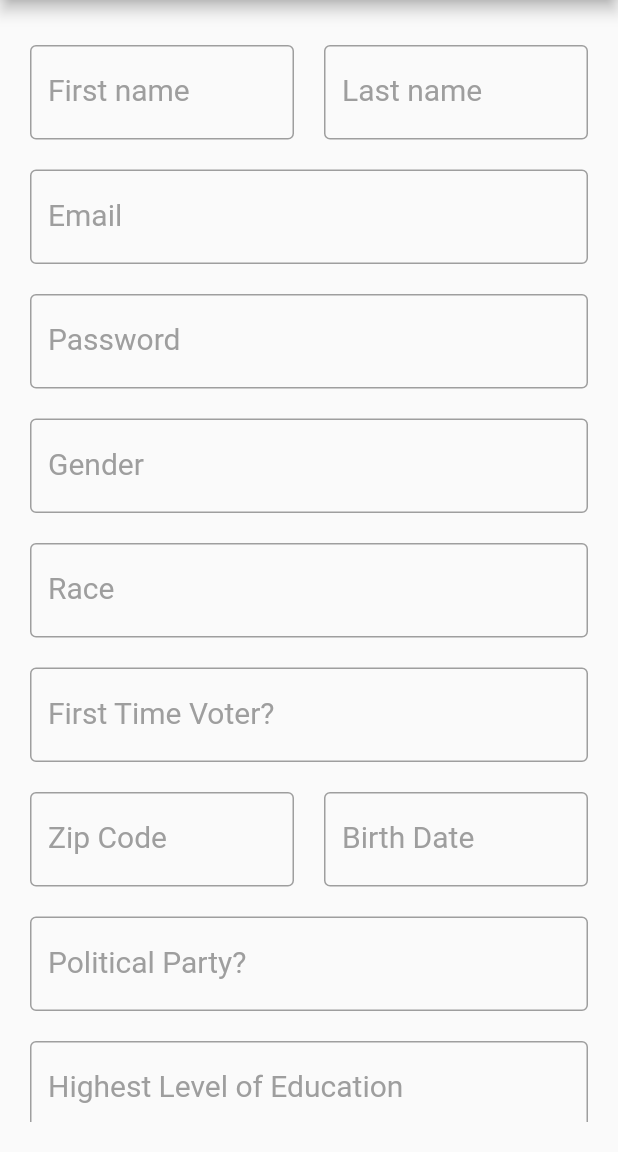
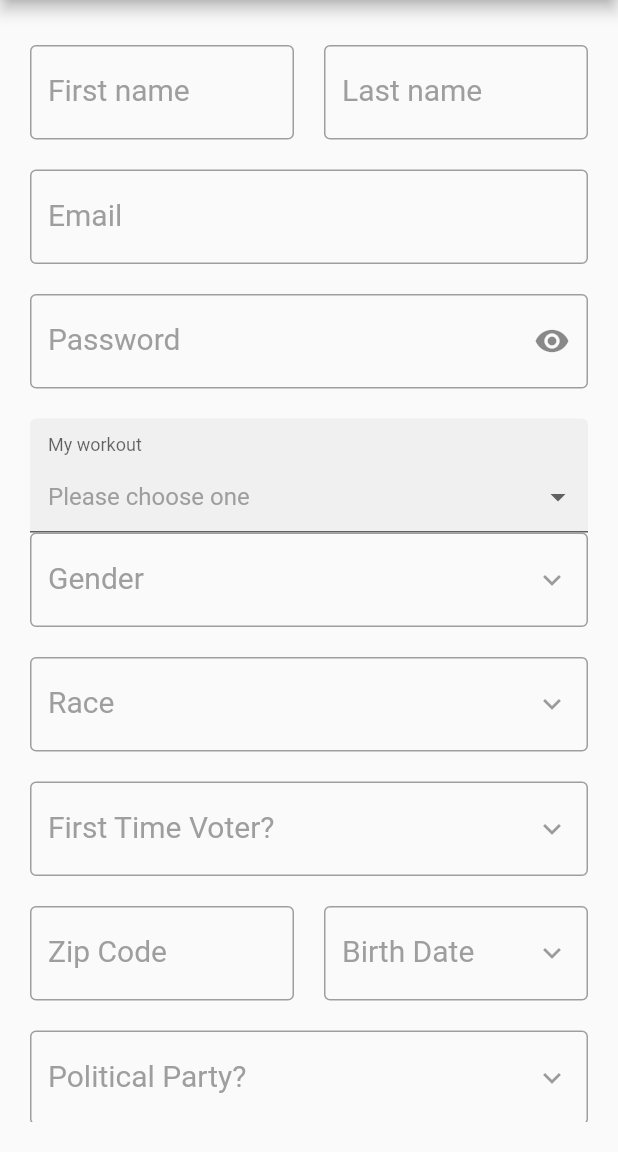
Before and after one commit to nirmal251992/register_demo, a Flutter app: the screen it shows after launch, on a phone screen of 412 x 824 dp, the part 84-1236 px from its top. Run offline on Flutter 3.47's test engine with Material 2 defaults, Android fonts, the phone set to English and light mode, and no system bars; drawn by our look-alikes of dropdown_formfield; Roboto replaces fonts that are missing (Montserrat).

Commit message:
register

```diff
--- a/lib/register.dart
+++ b/lib/register.dart
@@ -1,6 +1,9 @@
 
 import 'package:flutter/material.dart';
 import 'constants.dart';
+import 'package:flutter/cupertino.dart';
+import 'package:dropdown_formfield/dropdown_formfield.dart';
+
 class Register extends StatefulWidget {
   @override
   _RegisterState createState() => _RegisterState();
@@ -9,6 +12,17 @@ class _RegisterState extends State<Register> {
 
   TextEditingController fnamecontroller = TextEditingController();
   TextEditingController lnamecontroller = TextEditingController();
+  TextEditingController passwordcontroller = TextEditingController();
+  TextEditingController emailcontroller = TextEditingController();
+  bool _obscureText = true;
+  String dropdownValue = 'Male';
+  String _myActivity;
+  // Toggles the password show status
+  void _toggle() {
+    setState(() {
+      _obscureText = !_obscureText;
+    });
+  }
 
   @override
   Widget build(BuildContext context) {
@@ -46,32 +60,135 @@ class _RegisterState extends State<Register> {
             SizedBox(height: 20),
             TextFormField(
               style: CustomTextStyle.display5(context),
-              controller: lnamecontroller,
+              controller: emailcontroller,
               decoration: Decor.decorText.copyWith(labelText: "Email"),
             ),
             SizedBox(height: 20),
             TextFormField(
+
               style: CustomTextStyle.display5(context),
-              controller: lnamecontroller,
-              decoration: Decor.decorText.copyWith(labelText: "Password"),
+              controller: passwordcontroller,
+              decoration: Decor.decorText.
+              copyWith(labelText: "Password",
+                       suffixIcon: IconButton(
+                         icon: Icon( _obscureText ? Icons.visibility : Icons.visibility_off),
+                         onPressed: () {
+                _toggle();
+              },),),
+              obscureText: _obscureText,
+            ),
+            SizedBox(height: 20),
+        DropDownFormField(
+          titleText: 'My workout',
+          hintText: 'Please choose one',
+          value: _myActivity,
+          onSaved: (value) {
+            setState(() {
+              _myActivity = value;
+            });
+          },
+          onChanged: (value) {
+            setState(() {
+              _myActivity = value;
+            });
+          },
+          dataSource: [
+            {
+              "display": "Running",
+              "value": "Running",
+            },
+            {
+              "display": "Climbing",
+              "value": "Climbing",
+            },
+            {
+              "display": "Walking",
+              "value": "Walking",
+            },
+            {
+              "display": "Swimming",
+              "value": "Swimming",
+            },
+            {
+              "display": "Soccer Practice",
+              "value": "Soccer Practice",
+            },
+            {
+              "display": "Baseball Practice",
+              "value": "Baseball Practice",
+            },
+            {
+              "display": "Football Practice",
+              "value": "Football Practice",
+            },
+          ],
+          textField: 'display',
+          valueField: 'value',
+        ),
+
+            TextFormField(
+
+              style: CustomTextStyle.display5(context),
+              //controller: ,
+              decoration: Decor.decorText.copyWith(labelText: "Gender",suffixIcon: IconButton(icon: Icon(Icons.keyboard_arrow_down),),),
+              onTap: () {
+                DropdownButton<String>(
+                  value: dropdownValue,
+                  icon: Icon(Icons.arrow_downward),
+                  iconSize: 24,
+                  elevation: 16,
+                  style: TextStyle(color: Colors.deepPurple),
+                  underline: Container(
+                    height: 2,
+                    color: Colors.deepPurpleAccent,
+                  ),
+                  onChanged: (String newValue) {
+                    setState(() {
+                      dropdownValue = newValue;
+                    });
+                  },
+                  items: <String>['One', 'Two', 'Free', 'Four']
+                      .map<DropdownMenuItem<String>>((String value) {
+                    return DropdownMenuItem<String>(
+                      value: value,
+                      child: Text(value),
+                    );
+                  }).toList(),
+                );
+                FocusScope.of(context).requestFocus(new FocusNode());
+                // showModalBottomSheet(
+                //     context: context,
+                //     builder: (BuildContext builder) {
+                //       return Container(
+                //           height: 200,
+                //          //  width: ,
+                //            child: CupertinoPicker(
+                //         magnification: 1.5,
+                //         backgroundColor: Colors.black87,
+                //         children: <Widget>[
+                //           Text(
+                //             "TextWidget",
+                //             style: TextStyle(
+                //                 color: Colors.white, fontSize: 20),
+                //           ),
+                //         ],
+                //       ),
+                //       );
+                //       }
+                //     );
+                   },
+                 ),
+            SizedBox(height: 20),
+            TextFormField(
+              style: CustomTextStyle.display5(context),
+            //  controller: lnamecontroller,
+              decoration: Decor.decorText.copyWith(labelText: "Race",suffixIcon: IconButton(icon: Icon(Icons.keyboard_arrow_down),),),
             ),
             SizedBox(height: 20),
             TextFormField(
               style: CustomTextStyle.display5(context),
-              controller: lnamecontroller,
-              decoration: Decor.decorText.copyWith(labelText: "Gender"),
-            ),
-            SizedBox(height: 20),
-            TextFormField(
-              style: CustomTextStyle.display5(context),
-              controller: lnamecontroller,
-              decoration: Decor.decorText.copyWith(labelText: "Race"),
-            ),
-            SizedBox(height: 20),
-            TextFormField(
-              style: CustomTextStyle.display5(context),
-              controller: lnamecontroller,
-              decoration: Decor.decorText.copyWith(labelText: "First Time Voter?"),
+            //  controller: lnamecontroller,
+              decoration: Decor.decorText.copyWith(labelText: "First Time Voter?",suffixIcon: IconButton(icon: Icon(Icons.keyboard_arrow_down),),),
             ),
             SizedBox(height: 20),
             Row(
@@ -80,7 +197,7 @@ class _RegisterState extends State<Register> {
                 Expanded(
                   child: TextFormField(
                     style: CustomTextStyle.display5(context),
-                    controller: fnamecontroller,
+                   // controller: fnamecontroller,
                     decoration: Decor.decorText.copyWith(labelText: 'Zip Code'),
                   ),
                 ),
@@ -88,8 +205,8 @@ class _RegisterState extends State<Register> {
                 Expanded(
                   child: TextFormField(
                     style: CustomTextStyle.display5(context),
-                    controller: lnamecontroller,
-                    decoration: Decor.decorText.copyWith(labelText: "Birth Date"),
+                   // controller: lnamecontroller,
+                    decoration: Decor.decorText.copyWith(labelText: "Birth Date",suffixIcon: IconButton(icon: Icon(Icons.keyboard_arrow_down),),),
                   ),
                 ),
               ],
@@ -97,24 +214,27 @@ class _RegisterState extends State<Register> {
             SizedBox(height: 20),
             TextFormField(
               style: CustomTextStyle.display5(context),
-              controller: lnamecontroller,
-              decoration: Decor.decorText.copyWith(labelText: "Political Party?"),
+             //controller: lnamecontroller,
+              decoration: Decor.decorText.copyWith(labelText: "Political Party?",suffixIcon: IconButton(icon: Icon(Icons.keyboard_arrow_down),),),
+            ),
+
+            SizedBox(height: 20),
+            TextFormField(
+              style: CustomTextStyle.display5(context),
+             //controller: lnamecontroller,
+              decoration: Decor.decorText.copyWith(labelText: "Highest Level of Education",suffixIcon: IconButton(icon: Icon(Icons.keyboard_arrow_down),),),
             ),
             SizedBox(height: 20),
             TextFormField(
               style: CustomTextStyle.display5(context),
-              controller: lnamecontroller,
-              decoration: Decor.decorText.copyWith(labelText: "Highest Level of Education"),
-            ),
-            SizedBox(height: 20),
-            TextFormField(
-              style: CustomTextStyle.display5(context),
-              controller: lnamecontroller,
-              decoration: Decor.decorText.copyWith(labelText: "Income Level"),
+            //  controller: lnamecontroller,
+              decoration: Decor.decorText.copyWith(labelText: "Income Level",suffixIcon: IconButton(icon: Icon(Icons.keyboard_arrow_down),),),
             ),
           ],
         ),
       ),
     );
   }
+
+  void showModelBottomSheet({BuildContext context, Container Function(BuildContext context) builder}) {}
 }
--- a/pubspec.yaml
+++ b/pubspec.yaml
@@ -28,6 +28,7 @@ dependencies:
   # The following adds the Cupertino Icons font to your application.
   # Use with the CupertinoIcons class for iOS style icons.
   cupertino_icons: ^0.1.3
+  dropdown_formfield: ^0.1.3
 
 dev_dependencies:
   flutter_test:
```
Also changed, not shown: pubspec.lock.
